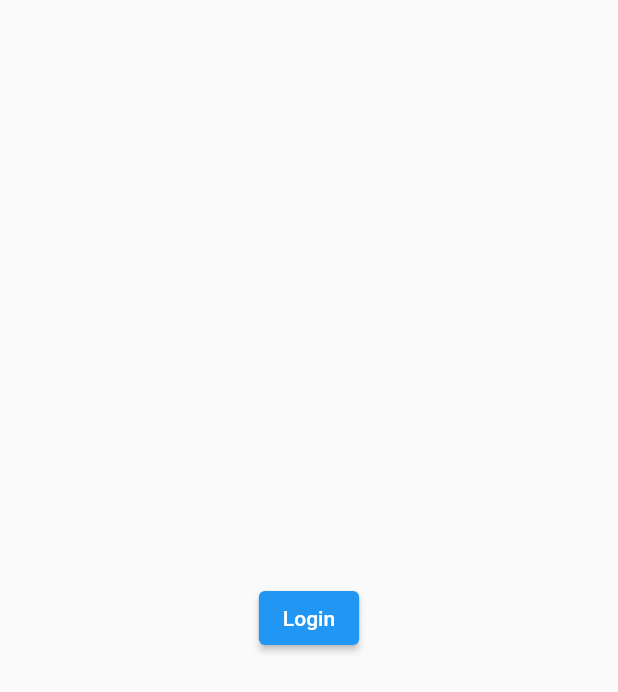
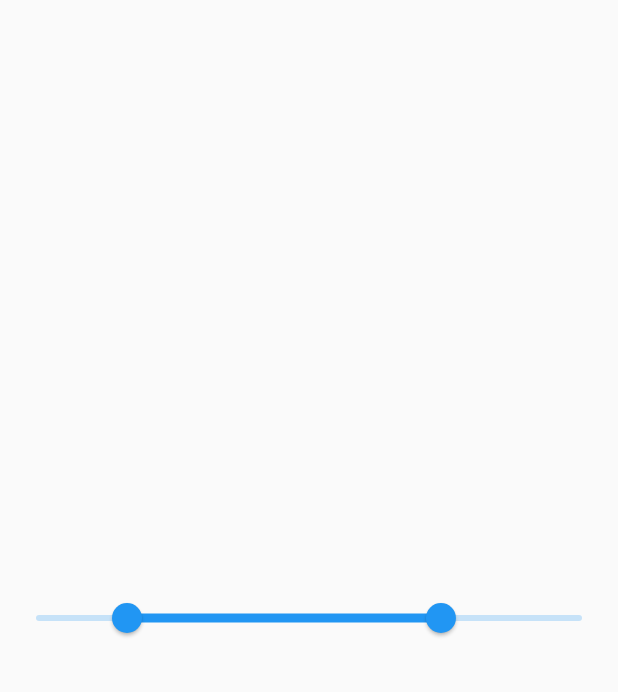
Before and after one commit to EhisEA/flutter_teach, a Flutter app: the screen it shows after launch, on a phone screen of 412 x 824 dp. Shown: the top 692 px of the screen. Run offline on Flutter 3.47's test engine with Material 2 defaults, Android fonts, the phone set to English and light mode, and no system bars; our stand-ins replace shared_preferences.

Commit message:
range slider 1

```diff
--- a/lib/main.dart
+++ b/lib/main.dart
@@ -1,4 +1,5 @@
 import 'package:flu_cu_001/home.dart';
+import 'package:flu_cu_001/slider.dart';
 import 'package:flu_cu_001/splash.dart';
 import 'package:flutter/material.dart';
 
@@ -17,6 +18,6 @@ void main() {
       // is not restarted.
       primarySwatch: Colors.blue,
     ),
-    home: Splash(),
+    home: SliderRan(),
   ));
 }
--- /dev/null
+++ b/lib/slider.dart
@@ -0,0 +1,32 @@
+import 'package:flutter/material.dart';
+
+class SliderRan extends StatefulWidget {
+  const SliderRan({Key? key}) : super(key: key);
+
+  @override
+  State<SliderRan> createState() => _SliderRanState();
+}
+
+class _SliderRanState extends State<SliderRan> {
+  RangeValues rang = RangeValues(20, 89);
+  @override
+  Widget build(BuildContext context) {
+    return Scaffold(
+      body: Column(
+        mainAxisAlignment: MainAxisAlignment.center,
+        children: [
+          RangeSlider(
+            min: 0,
+            max: 120,
+            values: rang,
+            onChanged: (RangeValues value) {
+              setState(() {
+                rang = value;
+              });
+            },
+          )
+        ],
+      ),
+    );
+  }
+}
```
